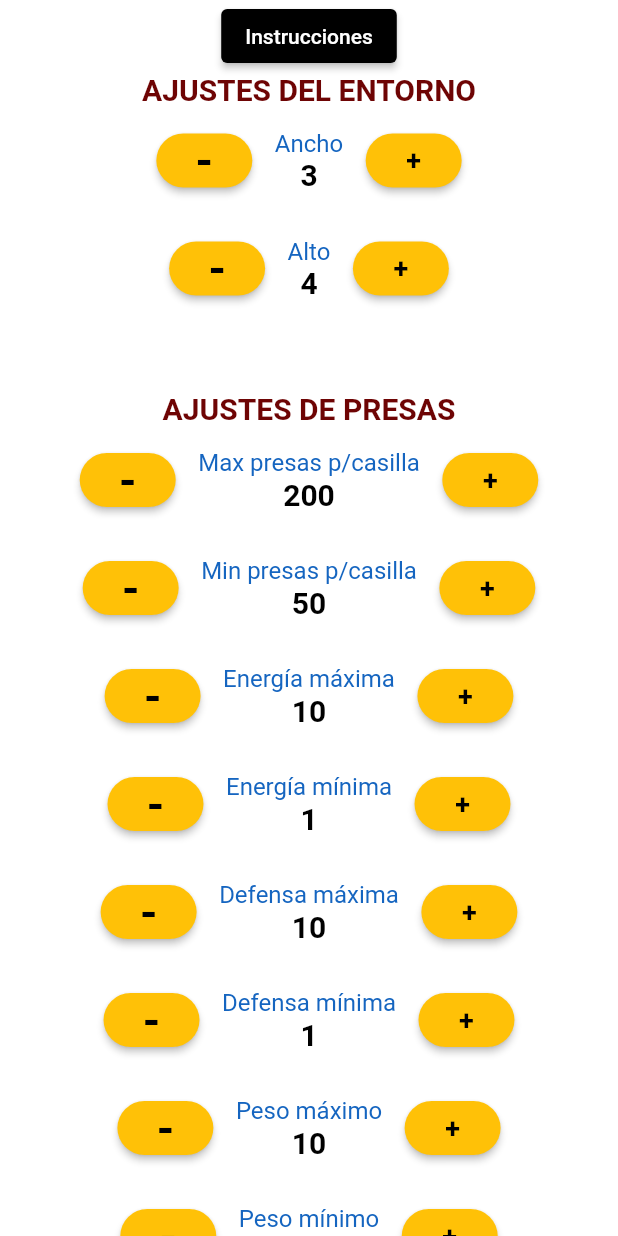
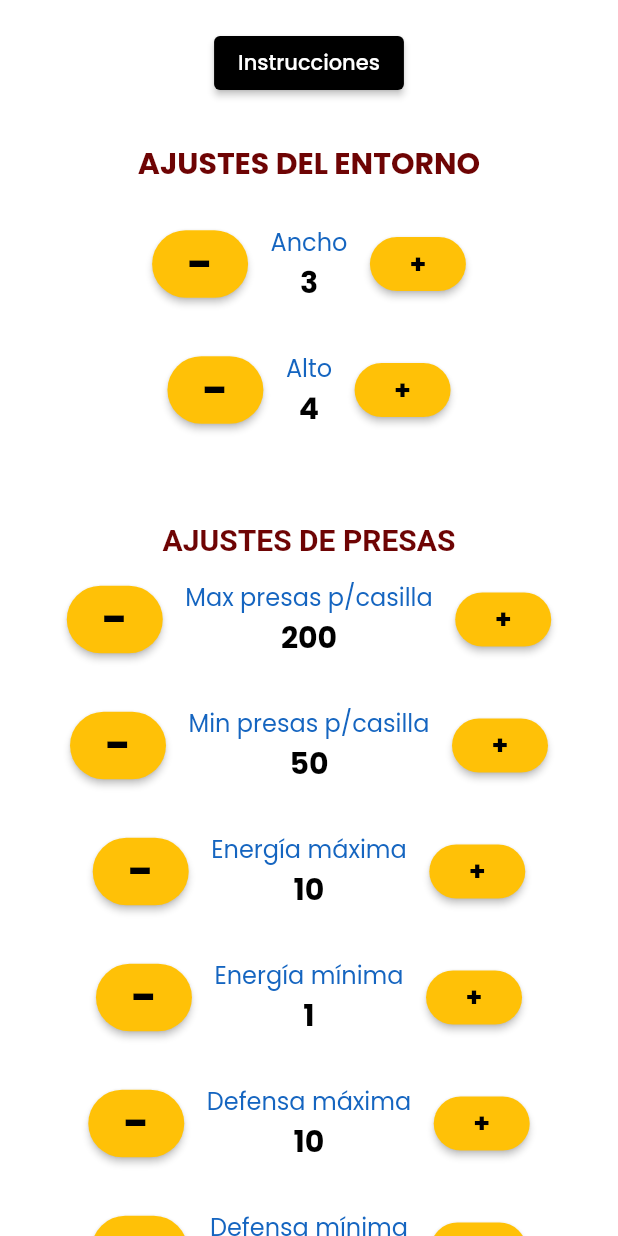
Before and after one commit to RobertoGamaliel/simulacion-caza, a Flutter app: the screen it shows after launch, on a phone screen of 412 x 824 dp. Run offline on Flutter 3.47's test engine with Material 2 defaults, Android fonts, the phone set to English and light mode, and no system bars; our stand-ins replace google_fonts.

Commit message:
instrucciones

```diff
--- a/lib/main.dart
+++ b/lib/main.dart
@@ -56,19 +56,28 @@ class _MyHomePageState extends State<MyHomePage> {
         children: [
           if (!showIntructions)
             Center(
+              child: Padding(
+                  padding: const EdgeInsets.all(18),
                   child: ElevatedButton(
                       style: ElevatedButton.styleFrom(primary: Colors.black),
                       onPressed: () => setState(() {
                             showIntructions = !showIntructions;
                           }),
-                    child: const Text("Instrucciones"))),
-          const Text(
+                      child:
+                          Text("Instrucciones", style: GoogleFonts.poppins()))),
+            ),
+          Container(
+            child: Padding(
+              padding: const EdgeInsets.all(10),
+              child: Text(
                 "AJUSTES DEL ENTORNO",
-            style: TextStyle(
+                style: GoogleFonts.poppins(
                     color: Color.fromARGB(255, 110, 4, 4),
                     fontWeight: FontWeight.bold,
                     fontSize: 20),
                 textAlign: TextAlign.center,
+              ),
+            ),
           ),
           Row(
             mainAxisAlignment: MainAxisAlignment.center,
@@ -716,7 +725,8 @@ class _MyHomePageState extends State<MyHomePage> {
                       context,
                       MaterialPageRoute(
                           builder: (BuildContext context) => Play())),
-                  child: const Text("Iniciar simulación")))
+                  child:
+                      Text("Iniciar simulación", style: GoogleFonts.poppins())))
         ],
       ),
     );
@@ -728,14 +738,14 @@ class _MyHomePageState extends State<MyHomePage> {
       child: Text.rich(
         TextSpan(
             text: title,
-            style: TextStyle(
+            style: GoogleFonts.poppins(
                 color: Colors.blue[800],
                 fontWeight: FontWeight.w400,
                 fontSize: 16),
             children: [
               TextSpan(
                 text: "\n$counter",
-                style: const TextStyle(
+                style: GoogleFonts.poppins(
                     color: Colors.black,
                     fontWeight: FontWeight.bold,
                     fontSize: 20),
@@ -752,18 +762,18 @@ class _MyHomePageState extends State<MyHomePage> {
   }
 
   Text lessText() {
-    return const Text(
+    return Text(
       "-",
-      style: TextStyle(
+      style: GoogleFonts.poppins(
           color: Colors.black, fontWeight: FontWeight.bold, fontSize: 30),
       textAlign: TextAlign.center,
     );
   }
 
   Text plusText() {
-    return const Text(
+    return Text(
       "+",
-      style: TextStyle(
+      style: GoogleFonts.poppins(
           color: Colors.black, fontWeight: FontWeight.bold, fontSize: 18),
       textAlign: TextAlign.center,
     );
@@ -810,37 +820,43 @@ class _MyHomePageState extends State<MyHomePage> {
                     fontSize: 16, fontWeight: FontWeight.w300),
               ),
               Text(
-                "1. La pantalla de inicio cuenta con una barra superior, 12 casillas y 1 botón para el aumentó de iteraciones.",
+                "1. En esta pantalla puedes definir el tamaño del entorno, ajustar caracteristicas de la presas y depredadores.",
                 textAlign: TextAlign.justify,
                 style: GoogleFonts.poppins(
                     fontSize: 13, fontWeight: FontWeight.w300),
               ),
               Text(
-                "\n2. En la barra superior encontrarás:\n-Un indicador de iteraciones.\n-Un botón rojo para reiniciar el entorno.\n-Un botón verde que te llevará a los indicadores de los sentidos por casilla del entorno o la opción de ver todos.",
+                "\n2. Paso siguiente es oprimir INICIAR SIMULACIÓN.",
                 textAlign: TextAlign.justify,
                 style: GoogleFonts.poppins(
                     fontSize: 13, fontWeight: FontWeight.w300),
               ),
               Text(
-                "\n3. Cada que oprimas una casilla te llevará a otra pantalla donde conocerás los valores del entorno, número de presas y depredadores junto con las caracteristicas de cada uno.",
+                "\n3. Al entrar, podrá observar una barra superior, casillas y un botón para el aumentó de iteraciones en la parte inferior.",
                 textAlign: TextAlign.justify,
                 style: GoogleFonts.poppins(
                     fontSize: 13, fontWeight: FontWeight.w300),
               ),
               Text(
-                "\n4. Al iniciar las casillas estrán de color azul la cual significa que estan en el sentido de la vista, para cambiarlo solo oprime el boton verde, como anteriormente se mencionó.",
+                "\n4. En la barra superior encontrarás:\n-Un indicador de iteraciones.\n-Un botón rojo para reiniciar el entorno.\n-Un botón verde que te llevará a los indicadores de los sentidos por casilla del entorno o la opción de ver todos.",
                 textAlign: TextAlign.justify,
                 style: GoogleFonts.poppins(
                     fontSize: 13, fontWeight: FontWeight.w300),
               ),
               Text(
-                "\n5. En la parte inferior de la pantalla encontrarás el botón que aumentará las iteraciones.",
+                "\n5. Cada que selecciones una casilla te llevará a otra pantalla donde conocerás los valores del entorno, número de presas y depredadores junto con las caracteristicas de cada uno.",
                 textAlign: TextAlign.justify,
                 style: GoogleFonts.poppins(
                     fontSize: 13, fontWeight: FontWeight.w300),
               ),
               Text(
-                "\n6. Ahora solo oprime COMENZAR!",
+                "\n6. Al iniciar las casillas estrán de color azul lo que significa que estan en el sentido de la vista, para cambiarlo solo oprime el boton verde, como anteriormente se mencionó.",
+                textAlign: TextAlign.justify,
+                style: GoogleFonts.poppins(
+                    fontSize: 13, fontWeight: FontWeight.w300),
+              ),
+              Text(
+                "\n7. Entendido esto, solo oprime ACEPTAR",
                 textAlign: TextAlign.justify,
                 style: GoogleFonts.poppins(
                     fontSize: 13, fontWeight: FontWeight.w300),
@@ -852,10 +868,6 @@ class _MyHomePageState extends State<MyHomePage> {
                   onPressed: () {
                     showIntructions = !showIntructions;
                     setState(() {});
-                    /*Navigator.push(
-                        context,
-                        MaterialPageRoute(
-                            builder: (BuildContext context) => Play()));*/
                   },
                   shape: RoundedRectangleBorder(
                     borderRadius: BorderRadius.circular(50),
```
Lines whose indentation alone changed are shown as unchanged.
